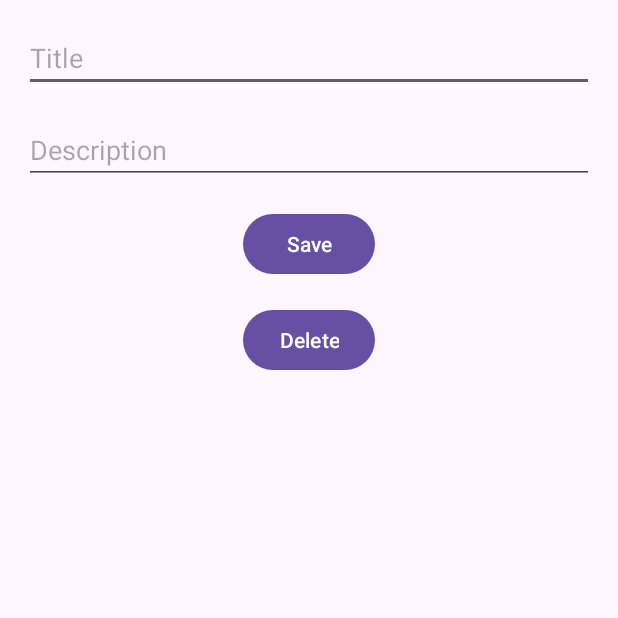
After one commit to Kian2002/INFO-3245, an Android app: the EditRecipeActivity screen opened directly, with no data from a screen before it, on a phone screen of 412 x 824 dp, the top half of it. The commit adds this screen. Run offline under Robolectric (Android 15) with nearby library versions, the phone set to English and light mode, and no system bars; 2 statements that could not run were skipped.

Commit message:
add edit recipes

```diff
--- a/app/src/main/AndroidManifest.xml
+++ b/app/src/main/AndroidManifest.xml
@@ -23,6 +23,7 @@
         </activity>
         <activity android:name=".AddRecipeActivity" />
         <activity android:name=".RecipeDetailActivity" />
+        <activity android:name=".EditRecipeActivity" />
     </application>
 
 </manifest>
--- /dev/null
+++ b/app/src/main/java/com/example/recipekeeper/EditRecipeActivity.java
@@ -0,0 +1,55 @@
+package com.example.recipekeeper;
+
+import androidx.appcompat.app.AppCompatActivity;
+
+import android.content.Intent;
+import android.database.sqlite.SQLiteDatabase;
+import android.os.Bundle;
+import android.widget.EditText;
+
+
+public class EditRecipeActivity extends AppCompatActivity {
+    @Override
+    protected void onCreate(Bundle savedInstanceState) {
+        super.onCreate(savedInstanceState);
+        setContentView(R.layout.activity_edit_recipe);
+
+        DatabaseHelper dbHelper = new DatabaseHelper(this);
+        SQLiteDatabase db = dbHelper.getWritableDatabase();
+
+        // Get the recipe object from the intent
+        Recipe recipe = (Recipe) getIntent().getSerializableExtra("recipe");
+
+        EditText titleEditText = findViewById(R.id.titleEditText);
+        EditText descriptionEditText = findViewById(R.id.descriptionEditText);
+
+        titleEditText.setText(recipe.getTitle());
+        descriptionEditText.setText(recipe.getDescription());
+
+        findViewById(R.id.saveButton).setOnClickListener(v -> {
+            // Save the updated recipe
+            String newTitle = titleEditText.getText().toString();
+            String newDescription = descriptionEditText.getText().toString();
+
+            dbHelper.updateRecipe(recipe, newTitle, newDescription);
+
+            recipe.setTitle(newTitle);
+            recipe.setDescription(newDescription);
+            // Return to the RecipeDetailActivity
+            Intent intent = new Intent();
+            intent.putExtra("recipe", recipe);
+            setResult(RESULT_OK, intent);
+            finish();
+        });
+
+        findViewById(R.id.deleteButton).setOnClickListener(v -> {
+            // Delete the recipe
+            dbHelper.deleteRecipe(recipe);
+            // Return to the RecipeDetailActivity
+            Intent intent = new Intent();
+            intent.putExtra("recipe", recipe);
+            setResult(RESULT_OK, intent);
+            finish();
+        });
+    }
+}
--- /dev/null
+++ b/app/src/main/res/layout/activity_edit_recipe.xml
@@ -0,0 +1,41 @@
+<?xml version="1.0" encoding="utf-8"?>
+<RelativeLayout xmlns:android="http://schemas.android.com/apk/res/android"
+    android:layout_width="match_parent"
+    android:layout_height="match_parent"
+    android:padding="16dp">
+
+    <EditText
+        android:id="@+id/titleEditText"
+        android:layout_width="match_parent"
+        android:layout_height="wrap_content"
+        android:hint="Title"
+        android:inputType="text" />
+
+    <EditText
+        android:id="@+id/descriptionEditText"
+        android:layout_width="match_parent"
+        android:layout_height="wrap_content"
+        android:layout_below="@id/titleEditText"
+        android:layout_marginTop="16dp"
+        android:hint="Description"
+        android:inputType="textMultiLine" />
+
+    <Button
+        android:id="@+id/saveButton"
+        android:layout_width="wrap_content"
+        android:layout_height="wrap_content"
+        android:layout_below="@id/descriptionEditText"
+        android:layout_centerHorizontal="true"
+        android:layout_marginTop="16dp"
+        android:text="Save" />
+
+    <Button
+        android:id="@+id/deleteButton"
+        android:layout_width="wrap_content"
+        android:layout_height="wrap_content"
+        android:layout_below="@id/saveButton"
+        android:layout_centerHorizontal="true"
+        android:layout_marginTop="16dp"
+        android:text="Delete" />
+
+</RelativeLayout>
```
Also changed, not shown: app/src/main/java/com/example/recipekeeper/DatabaseHelper.java (+30 -0 lines), app/src/main/java/com/example/recipekeeper/RecipeDetailActivity.java (+25 -1 lines), app/src/main/java/com/example/recipekeeper/RecipeRepository.java (+30 -1 lines), app/src/main/res/layout/activity_recipe_detail.xml (+9 -0 lines).
